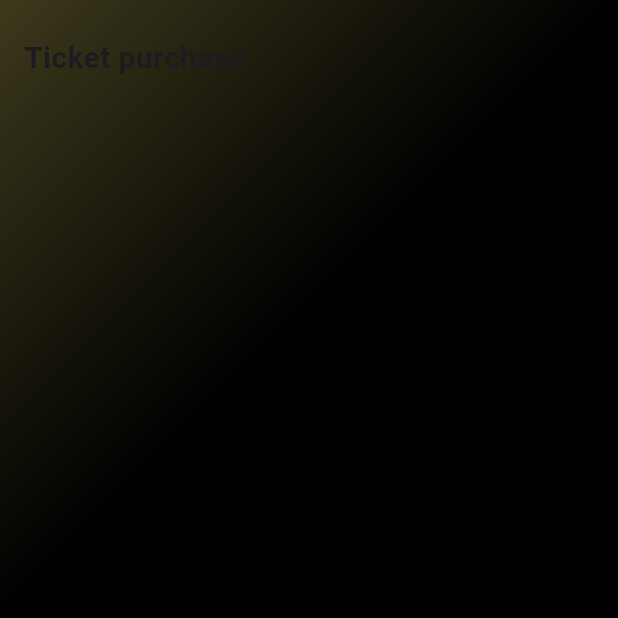
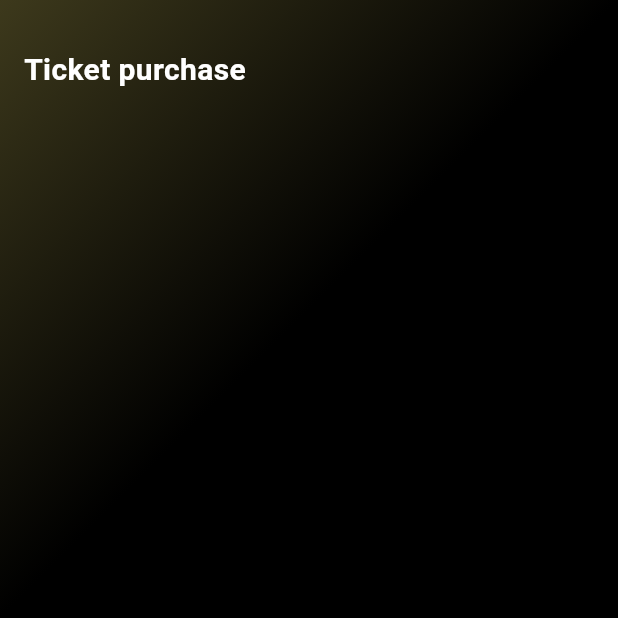
Before and after one commit to JAICHANGPARK/flutter_notebook_chapter_43, a Flutter app: the EventPurchasePage screen opened directly, on a phone screen of 412 x 824 dp, the top half of it. Run offline on Flutter 3.47's test engine with Material 3 defaults, Android fonts, the phone set to English and light mode, and no system bars; our stand-ins replace gap, hugeicons, percent_indicator.

Commit message:
Update event_purchase_page.dart

```diff
--- a/lib/ep2186_event_app/ui/event_purchase_page.dart
+++ b/lib/ep2186_event_app/ui/event_purchase_page.dart
@@ -32,7 +32,8 @@ class _EventPurchasePageState extends State<EventPurchasePage> {
             left: 16,
             right: 16,
             bottom: 24,
-            top: 24,
+            top: 32,
+            child: SafeArea(
               child: Column(
                 crossAxisAlignment: CrossAxisAlignment.start,
                 children: [
@@ -41,9 +42,11 @@ class _EventPurchasePageState extends State<EventPurchasePage> {
                     style: TextStyle(
                       fontSize: 20,
                       fontWeight: FontWeight.bold,
+                      color: Colors.white,
                     ),
                   )
                 ],
+              ),
             ),
           )
         ],
```
Lines whose indentation alone changed are shown as unchanged.
